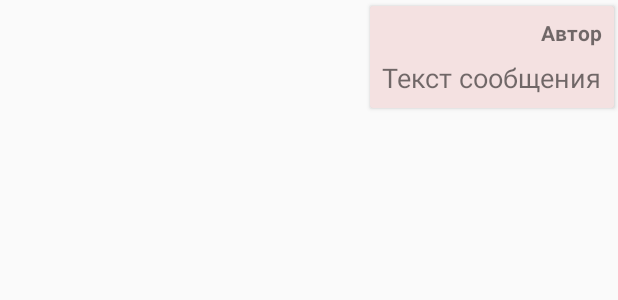
After one commit to suminfx/ChatApp, an Android app: the layout layout_item_other_message.xml on its own in the app's theme, with its tools: preview values and no code run, on a phone screen of 412 x 824 dp. The commit adds this screen. Shown: the top 300 px of the screen. Run offline under Robolectric (Android 15) with nearby library versions, the phone set to English and light mode, and no system bars.

Commit message:
Change messages design

```diff
--- /dev/null
+++ b/app/src/main/res/layout/layout_item_other_message.xml
@@ -0,0 +1,53 @@
+<?xml version="1.0" encoding="utf-8"?>
+<android.support.constraint.ConstraintLayout xmlns:android="http://schemas.android.com/apk/res/android"
+    xmlns:app="http://schemas.android.com/apk/res-auto"
+    xmlns:tools="http://schemas.android.com/tools"
+    android:layout_width="match_parent"
+    android:layout_height="wrap_content">
+
+    <android.support.v7.widget.CardView
+        android:layout_width="wrap_content"
+        android:layout_height="match_parent"
+        app:cardUseCompatPadding="true"
+        app:layout_constraintEnd_toEndOf="parent"
+        app:layout_constraintTop_toTopOf="parent">
+
+        <android.support.constraint.ConstraintLayout
+            android:layout_width="match_parent"
+            android:layout_height="match_parent"
+            android:background="#22aa2222"
+            android:padding="8dp">
+
+            <TextView
+                android:id="@+id/textViewAuthor"
+                android:layout_width="wrap_content"
+                android:layout_height="wrap_content"
+                android:textStyle="bold"
+                app:layout_constraintEnd_toEndOf="parent"
+                app:layout_constraintTop_toTopOf="parent"
+                tools:text="Автор" />
+
+            <TextView
+                android:id="@+id/textViewTextOfMessage"
+                android:layout_width="wrap_content"
+                android:layout_height="wrap_content"
+                android:layout_marginTop="8dp"
+                android:textSize="18sp"
+                app:layout_constraintEnd_toEndOf="parent"
+                app:layout_constraintTop_toBottomOf="@+id/textViewAuthor"
+                tools:text="Текст сообщения" />
+
+            <ImageView
+                android:id="@+id/imageViewImage"
+                android:layout_width="200dp"
+                android:layout_height="wrap_content"
+                android:adjustViewBounds="true"
+                android:visibility="gone"
+                app:layout_constraintEnd_toEndOf="parent"
+                app:layout_constraintTop_toBottomOf="@+id/textViewAuthor" />
+
+        </android.support.constraint.ConstraintLayout>
+
+    </android.support.v7.widget.CardView>
+
+</android.support.constraint.ConstraintLayout>
```
Also changed, not shown: app/src/main/java/com/sumin/chatapp/MainActivity.java (+8 -5 lines), app/src/main/java/com/sumin/chatapp/MessagesAdapter.java (+28 -2 lines), app/src/main/res/layout/layout_item_message.xml (deleted, +0 -37 lines), app/src/main/res/layout/layout_item_my_message.xml (added, +53 -0 lines).
